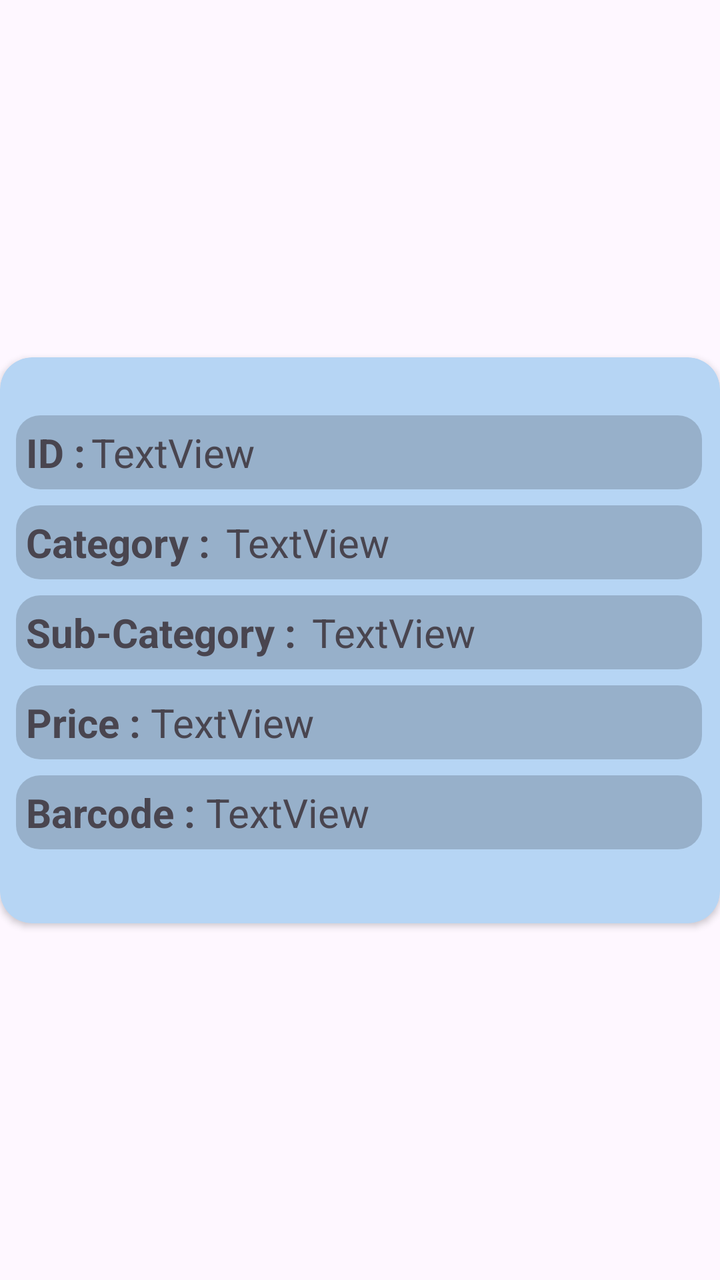
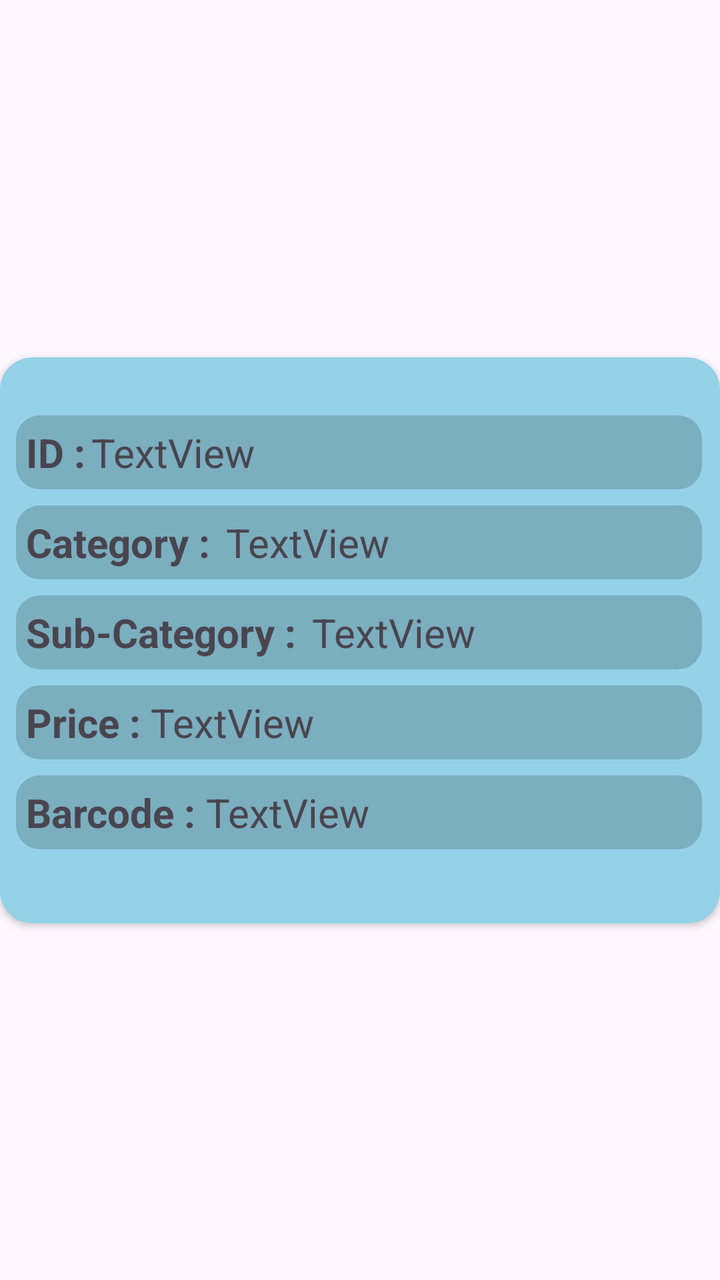

The first picture is an Android layout as it rendered before a commit; the second is the same layout after the commit. The layout source and the unified diff follow.
<!-- AndroidManifest.xml: application theme Theme.ProductFinder -->
<!-- res/layout/product_details_card.xml -->
<?xml version="1.0" encoding="utf-8"?>
<androidx.constraintlayout.widget.ConstraintLayout xmlns:android="http://schemas.android.com/apk/res/android"
    xmlns:app="http://schemas.android.com/apk/res-auto"
    xmlns:tools="http://schemas.android.com/tools"
    android:layout_width="match_parent"
    android:layout_height="match_parent"
    android:padding="0dp">


    <com.google.android.material.card.MaterialCardView
        android:layout_width="0dp"
        android:layout_height="wrap_content"
        app:cardBackgroundColor="#B6D5F4"
        app:cardCornerRadius="16dp"
        app:cardElevation="2dp"
        app:layout_constraintBottom_toBottomOf="parent"
        app:layout_constraintEnd_toEndOf="parent"
        app:layout_constraintStart_toStartOf="parent"
        app:layout_constraintTop_toTopOf="parent"
        app:strokeWidth="0dp">

        <androidx.constraintlayout.widget.ConstraintLayout
            android:layout_width="match_parent"
            android:layout_height="283dp"
            android:padding="4dp">


            <LinearLayout
                android:id="@+id/ProductDetailsLayout"
                android:layout_width="match_parent"
                android:layout_height="wrap_content"
                android:layout_marginStart="4dp"
                android:layout_marginEnd="5dp"
                android:orientation="vertical"
                app:layout_constraintBottom_toBottomOf="parent"
                app:layout_constraintEnd_toEndOf="parent"
                app:layout_constraintStart_toStartOf="parent"
                app:layout_constraintTop_toTopOf="parent">

                <LinearLayout
                    android:layout_width="match_parent"
                    android:layout_height="wrap_content"
                    android:layout_marginBottom="8sp"
                    android:background="@drawable/shape"
                    android:orientation="horizontal"
                    android:textAlignment="center">

                    <TextView
                        android:id="@+id/textView4"
                        android:layout_width="wrap_content"
                        android:layout_height="wrap_content"
                        android:text="ID :"
                        android:textAlignment="center"
                        android:textSize="20sp"
                        android:textStyle="bold" />

                    <TextView
                        android:id="@+id/IDValue"
                        android:layout_width="wrap_content"
                        android:layout_height="match_parent"
                        android:layout_marginStart="3dp"
                        android:text="TextView"
                        android:textSize="20sp" />

                </LinearLayout>

                <LinearLayout
                    android:id="@+id/productCategoryLayout"
                    android:layout_width="match_parent"
                    android:layout_height="wrap_content"
                    android:layout_marginBottom="8sp"
                    android:background="@drawable/shape"
                    android:orientation="horizontal"
                    android:longClickable="true"
                    android:foreground="?attr/selectableItemBackground" >

                    <TextView
                        android:id="@+id/textView8"
                        android:layout_width="wrap_content"
                        android:layout_height="wrap_content"
                        android:text="Category : "
                        android:textSize="20sp"
                        android:textStyle="bold" />

                    <TextView
                        android:id="@+id/categoryValue"
                        android:layout_width="wrap_content"
                        android:layout_height="match_parent"
                        android:layout_marginStart="3dp"
                        android:text="TextView"
                        android:textSize="20sp" />
                </LinearLayout>

                <LinearLayout
                    android:layout_width="match_parent"
                    android:layout_height="wrap_content"
                    android:layout_marginBottom="8sp"
                    android:background="@drawable/shape"
                    android:orientation="horizontal">

                    <TextView
                        android:id="@+id/textView10"
                        android:layout_width="wrap_content"
                        android:layout_height="wrap_content"
                        android:text="Sub-Category : "
                        android:textSize="20sp"
                        android:textStyle="bold" />

                    <TextView
                        android:id="@+id/subCategoryValue"
                        android:layout_width="wrap_content"
                        android:layout_height="wrap_content"
                        android:layout_marginStart="3dp"
                        android:text="TextView"
                        android:textSize="20sp" />
                </LinearLayout>

                <LinearLayout
                    android:id="@+id/productPriceLayout"
                    android:layout_width="match_parent"
                    android:layout_height="wrap_content"
                    android:layout_marginBottom="8sp"
                    android:background="@drawable/shape"
                    android:longClickable="true"
                    android:orientation="horizontal"
                    android:foreground="?attr/selectableItemBackground">

                    <TextView
                        android:id="@+id/textView6"
                        android:layout_width="wrap_content"
                        android:layout_height="wrap_content"
                        android:text="Price : "
                        android:textSize="20sp"
                        android:textStyle="bold" />

                    <TextView
                        android:id="@+id/priceValue"
                        android:layout_width="wrap_content"
                        android:layout_height="wrap_content"
                        android:text="TextView"
                        android:textSize="20sp" />
                </LinearLayout>

                <LinearLayout
                    android:layout_width="match_parent"
                    android:layout_height="wrap_content"
                    android:layout_marginBottom="8sp"
                    android:background="@drawable/shape"
                    android:orientation="horizontal">

                    <TextView
                        android:id="@+id/textView5"
                        android:layout_width="wrap_content"
                        android:layout_height="wrap_content"
                        android:text="Barcode : "
                        android:textSize="20sp"
                        android:textStyle="bold" />

                    <TextView
                        android:id="@+id/barcodeValue"
                        android:layout_width="wrap_content"
                        android:layout_height="wrap_content"
                        android:text="TextView"
                        android:textSize="20sp" />
                </LinearLayout>
            </LinearLayout>

        </androidx.constraintlayout.widget.ConstraintLayout>
    </com.google.android.material.card.MaterialCardView>
</androidx.constraintlayout.widget.ConstraintLayout>
<!-- resources referenced by this layout -->
<resources>
  <!-- drawable shape (drawable) -->
  <shape
      xmlns:android="http://schemas.android.com/apk/res/android"
      android:shape="rectangle"   >
  
      <solid
          android:color="#2C000000" >
      </solid>
  
  
  
  
  
  
      <padding
          android:left="5dp"
          android:top="5dp"
          android:right="5dp"
          android:bottom="5dp"    >
      </padding>
  
      <corners
          android:radius="12dp"   >
      </corners>
  
  </shape>
  <style name="Theme.ProductFinder" parent="Base.Theme.ProductFinder" />
  <style name="Base.Theme.ProductFinder" parent="Theme.Material3.DayNight.NoActionBar">
          
          
      </style>
</resources>

<!-- the commit's change to res/layout/product_details_card.xml (unified diff, before → after) -->
@@ -10,7 +10,7 @@
     <com.google.android.material.card.MaterialCardView
         android:layout_width="0dp"
         android:layout_height="wrap_content"
-        app:cardBackgroundColor="#B6D5F4"
+        app:cardBackgroundColor="@color/homeBargainsLightBlue"
         app:cardCornerRadius="16dp"
         app:cardElevation="2dp"
         app:layout_constraintBottom_toBottomOf="parent"
@@ -70,9 +70,8 @@
                     android:layout_height="wrap_content"
                     android:layout_marginBottom="8sp"
                     android:background="@drawable/shape"
-                    android:orientation="horizontal"
-                    android:longClickable="true"
-                    android:foreground="?attr/selectableItemBackground" >
+                    android:foreground="?attr/selectableItemBackground"
+                    android:orientation="horizontal">
 
                     <TextView
                         android:id="@+id/textView8"
@@ -121,9 +120,8 @@
                     android:layout_height="wrap_content"
                     android:layout_marginBottom="8sp"
                     android:background="@drawable/shape"
-                    android:longClickable="true"
-                    android:orientation="horizontal"
-                    android:foreground="?attr/selectableItemBackground">
+                    android:foreground="?attr/selectableItemBackground"
+                    android:orientation="horizontal">
 
                     <TextView
                         android:id="@+id/textView6"
<!-- resource entries referenced after the edit -->
@@ -1,5 +1,6 @@
 <!-- resources referenced by this layout -->
 <resources>
+  <color name="homeBargainsLightBlue">#94D2E7</color>
   <!-- drawable shape (drawable) -->
   <shape
       xmlns:android="http://schemas.android.com/apk/res/android"
